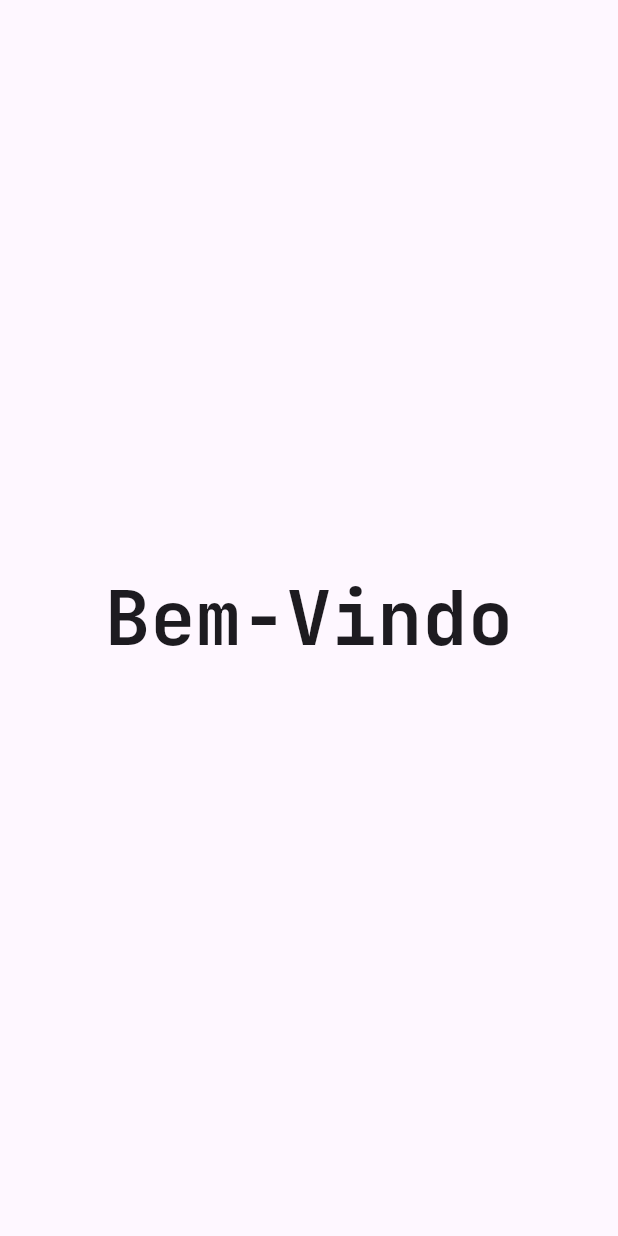
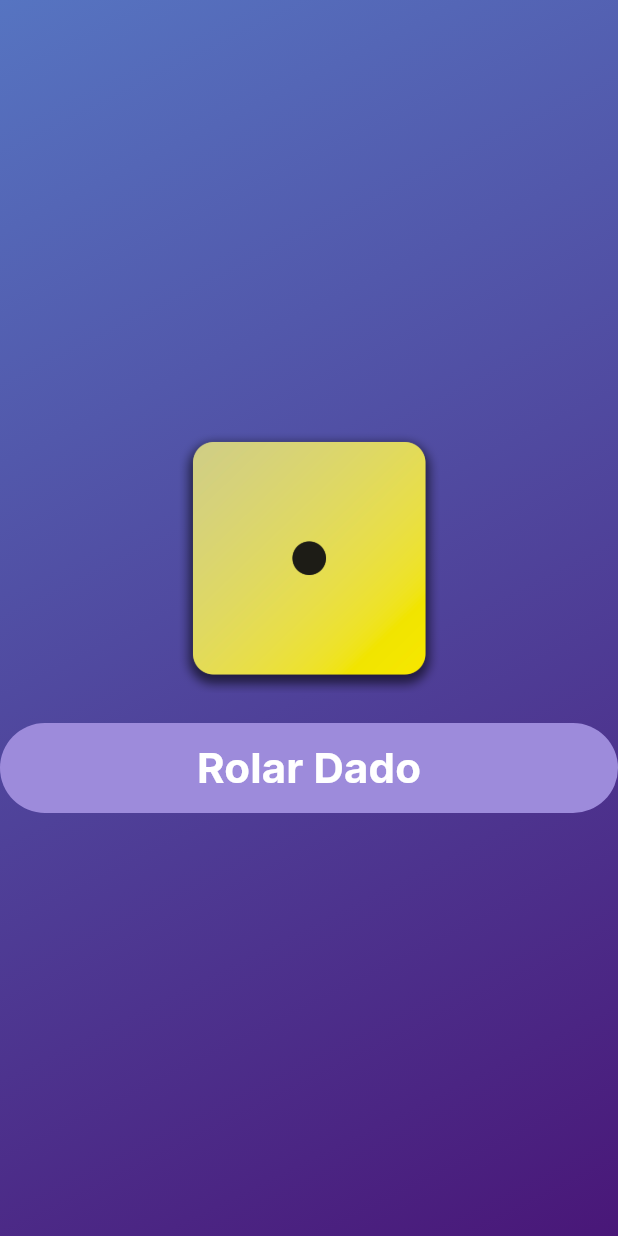
Before and after one commit to meursault03/flutter-dice-roller, a Flutter app: the screen it shows after launch, on a phone screen of 412 x 824 dp. Run offline on Flutter 3.47's test engine with Material 3 defaults, Android fonts, the light colour scheme and no system bars; our stand-ins replace google_fonts.

Commit message:
finished my dice app

```diff
--- /dev/null
+++ b/lib/dice_roller.dart
@@ -0,0 +1,45 @@
+import 'package:flutter/material.dart';
+import 'package:playground/style_text.dart';
+import 'dart:math';
+
+class DiceRoller extends StatefulWidget {
+  const DiceRoller({super.key});
+
+  @override
+  State<DiceRoller> createState() {
+    return _DiceRollerState();
+  }
+}
+
+class _DiceRollerState extends State<DiceRoller> {
+  var activeDiceImage = 'assets/images/dice-1.png';
+  void rollDice() {
+    setState(() {
+      var roll = Random().nextInt(6) + 1;
+
+      activeDiceImage = 'assets/images/dice-$roll.png';
+    });
+
+    print('Mudando o dado');
+  }
+
+  @override
+  Widget build(BuildContext context) {
+    return Column(
+      mainAxisSize: MainAxisSize.min,
+      children: [
+        Image.asset(activeDiceImage, width: 180),
+        const SizedBox(height: 20),
+        TextButton(
+          onPressed: rollDice,
+          style: TextButton.styleFrom(
+            backgroundColor: const Color.fromARGB(255, 157, 139, 219),
+
+            padding: const EdgeInsets.symmetric(horizontal: 20, vertical: 10),
+          ),
+          child: const StyleText('Rolar Dado', 28),
+        ),
+      ],
+    );
+  }
+}
--- /dev/null
+++ b/lib/gradient_container.dart
@@ -0,0 +1,24 @@
+import 'package:flutter/material.dart';
+import 'package:playground/dice_roller.dart';
+
+class GradientContainer extends StatelessWidget {
+  const GradientContainer(this.firstColor, this.secondColor, {super.key});
+  final startAlignment = Alignment.bottomRight;
+  final endAlignment = Alignment.topLeft;
+  final Color firstColor;
+  final Color secondColor;
+
+  @override
+  Widget build(context) {
+    return Container(
+      decoration: BoxDecoration(
+        gradient: LinearGradient(
+          colors: [firstColor, secondColor],
+          begin: startAlignment,
+          end: endAlignment,
+        ),
+      ),
+      child: Center(child: DiceRoller()),
+    );
+  }
+}
--- a/lib/main.dart
+++ b/lib/main.dart
@@ -1,19 +1,15 @@
 import 'package:flutter/material.dart';
 import 'package:google_fonts/google_fonts.dart';
+import 'package:playground/gradient_container.dart';
 
 void main() {
   WidgetsFlutterBinding.ensureInitialized();
   runApp(
-    MaterialApp(
+    const MaterialApp(
       home: Scaffold(
-        body: Center(
-          child: Text(
-            'Bem-Vindo',
-            style: GoogleFonts.jetBrainsMono(
-              fontSize: 50,
-              fontWeight: FontWeight.bold,
-            ),
-          ),
+        body: GradientContainer(
+          Color.fromARGB(255, 73, 23, 120),
+          Color.fromARGB(255, 86, 116, 193),
         ),
       ),
     ),
--- /dev/null
+++ b/lib/style_text.dart
@@ -0,0 +1,28 @@
+import 'package:flutter/material.dart';
+import 'package:google_fonts/google_fonts.dart';
+
+class StyleText extends StatelessWidget {
+  final String text;
+  final double fontSize;
+  final Color color;
+  const StyleText(
+    this.text,
+    this.fontSize, {
+    this.color = Colors.white,
+    super.key,
+  });
+
+  @override
+  Widget build(BuildContext context) {
+    return Center(
+      child: Text(
+        text,
+        style: GoogleFonts.inter(
+          fontSize: fontSize,
+          fontWeight: FontWeight.bold,
+          color: Colors.white,
+        ),
+      ),
+    );
+  }
+}
--- a/pubspec.yaml
+++ b/pubspec.yaml
@@ -57,10 +57,8 @@ flutter:
   # the material Icons class.
   uses-material-design: true
 
-  # To add assets to your application, add an assets section, like this:
-  # assets:
-  #   - images/a_dot_burr.jpeg
-  #   - images/a_dot_ham.jpeg
+  assets:
+      - assets/images/
 
   # An image asset can refer to one or more resolution-specific "variants", see
   # https://flutter.dev/to/resolution-aware-images
```
Also changed, not shown: assets/images/dice-1.png (added), assets/images/dice-2.png (added), assets/images/dice-3.png (added), assets/images/dice-4.png (added), assets/images/dice-5.png (added), assets/images/dice-6.png (added).
